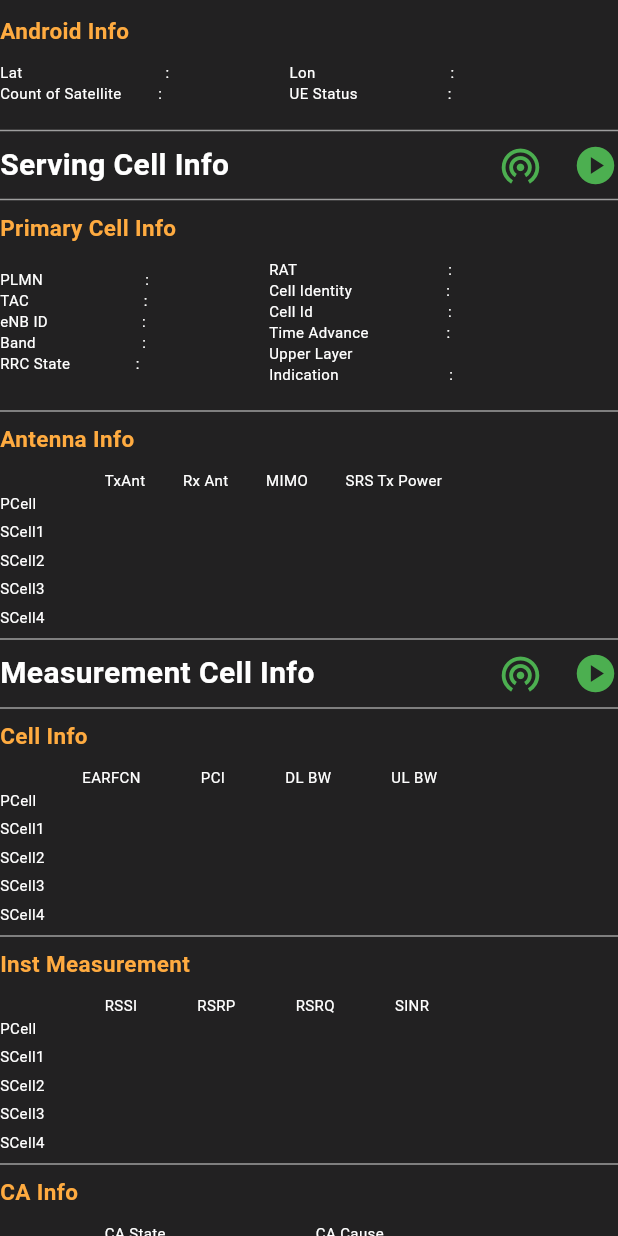
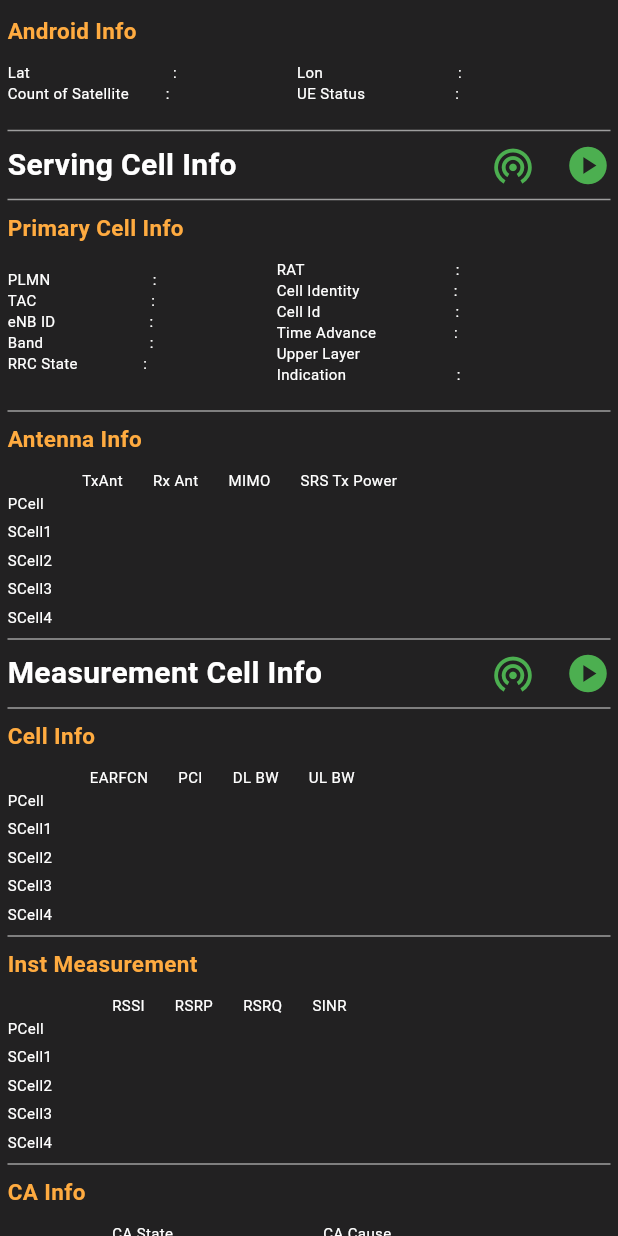
Before and after one commit to chakshit2004h/internship_task, a Flutter app: the Rlf screen opened directly, on a phone screen of 412 x 824 dp. Run offline on Flutter 3.47's test engine with Material 3 defaults, Android fonts, the phone set to English and light mode, and no system bars.

Commit message:
second commit

```diff
--- a/lib/pages/homepage.dart
+++ b/lib/pages/homepage.dart
@@ -1,21 +1,37 @@
 import 'package:flutter/material.dart';
-import 'package:internship/pages/5G_NR.dart';
 import 'package:internship/pages/rlf.dart';
 import 'package:internship/pages/text_page.dart';
+import 'package:internship/pages/5G_NR.dart';
 import 'package:internship/widget/appbar.dart';
-import '../font/fonts_style.dart';
 import '../main.dart';
-import '../widget/bottomSheet1.dart';
-import '../widget/bottomSheet2.dart';
 import '../widget/navDrawer.dart';
 import '../widget/navigation_bar.dart';
 import '../widget/value_container.dart';
+import '../widget/bottomSheet1.dart';
 
+class NavBarVisibilityProvider extends InheritedWidget {
+  final bool isNavBarVisible;
+  final Function(bool) updateVisibility;
 
+  const NavBarVisibilityProvider({
+    super.key,
+    required this.isNavBarVisible,
+    required this.updateVisibility,
+    required Widget child,
+  }) : super(child: child);
+
+  static NavBarVisibilityProvider? of(BuildContext context) {
+    return context.dependOnInheritedWidgetOfExactType<NavBarVisibilityProvider>();
+  }
+
+  @override
+  bool updateShouldNotify(NavBarVisibilityProvider oldWidget) {
+    return oldWidget.isNavBarVisible != isNavBarVisible;
+  }
+}
 
 class Homepage extends StatefulWidget {
   static final GlobalKey<ScaffoldState> scaffoldKey = GlobalKey<ScaffoldState>();
-
 
   const Homepage({super.key});
 
@@ -37,11 +53,20 @@ class _HomepageState extends State<Homepage> {
     const NR_5G(),
   ];
 
+  void updateNavBarVisibility(bool isVisible) {
+    setState(() {
+      _isNavBarVisible = isVisible;
+    });
+  }
+
   @override
   Widget build(BuildContext context) {
     mq = MediaQuery.of(context).size;
 
-    return Scaffold(
+    return NavBarVisibilityProvider(
+      isNavBarVisible: _isNavBarVisible,
+      updateVisibility: updateNavBarVisibility,
+      child: Scaffold(
         key: Homepage.scaffoldKey,
         drawer: drawer(),
         drawerEnableOpenDragGesture: false,
@@ -72,9 +97,9 @@ class _HomepageState extends State<Homepage> {
                               children: [
                                 if (isVisible) const mainPage(),
                                 if (_selectedIndex == 2 && isVisible)
-                                const Expanded(child: Rlf()), // Show below mainPage
+                                  const Expanded(child: Rlf()),
                                 if (_selectedIndex != 2 || !isVisible)
-                                Expanded(child: _pages[_selectedIndex]), // Take full screen if not Rlf
+                                  Expanded(child: _pages[_selectedIndex]),
                               ],
                             );
                           },
@@ -167,6 +192,7 @@ class _HomepageState extends State<Homepage> {
               ),
           ],
         ),
+      ),
     );
   }
 }
--- a/lib/pages/rlf.dart
+++ b/lib/pages/rlf.dart
@@ -1,5 +1,7 @@
 import 'package:flutter/material.dart';
 import 'package:internship/font/fonts_style.dart';
+
+import 'homepage.dart';
 
 class Rlf extends StatefulWidget {
   const Rlf({super.key});
@@ -13,13 +15,15 @@ class _RlfState extends State<Rlf> {
 
   @override
   Widget build(BuildContext context) {
+    final navBarProvider = NavBarVisibilityProvider.of(context);
+    final bool isNavBarVisible = navBarProvider?.isNavBarVisible ?? true;
     mq = MediaQuery.of(context).size;
     return Scaffold(
       body: SingleChildScrollView(
         child: Container(
           width: double.infinity,
           color: Colors.black87,
-          padding: const EdgeInsets.symmetric(vertical: 10,),
+          padding: const EdgeInsets.symmetric(vertical: 10,horizontal: 5),
           child: Column(
             crossAxisAlignment: CrossAxisAlignment.start,
             children: [
@@ -106,19 +110,19 @@ class _RlfState extends State<Rlf> {
                       Text("SCell4", style: AppWidget.whiteTextStyle().copyWith(fontSize: 10)),
                     ],
                   ),
-                  const SizedBox(width: 40,),
+                  SizedBox(width: isNavBarVisible? 20 : 40,),
                   Row(
                     crossAxisAlignment: CrossAxisAlignment.start,
                     mainAxisAlignment: MainAxisAlignment.start,
                     children: [
                       Text("TxAnt", style: AppWidget.whiteTextStyle().copyWith(fontSize: 10)),
-                      const SizedBox(width: 25,),
+                      SizedBox(width: isNavBarVisible? 20 : 25,),
                       Text("Rx Ant", style: AppWidget.whiteTextStyle().copyWith(fontSize: 10)),
-                      const SizedBox(width: 25,),
+                      SizedBox(width: isNavBarVisible? 20 : 25,),
                       Text("MIMO", style: AppWidget.whiteTextStyle().copyWith(fontSize: 10)),
-                      const SizedBox(width: 25,),
+                      SizedBox(width: isNavBarVisible? 20 : 25,),
                       Text("SRS Tx Power", style: AppWidget.whiteTextStyle().copyWith(fontSize: 10)),
-                      const SizedBox(width: 25,),
+                      SizedBox(width: isNavBarVisible? 20 : 25,),
                     ],
                   ),
                 ],
@@ -161,13 +165,12 @@ class _RlfState extends State<Rlf> {
                     mainAxisAlignment: MainAxisAlignment.start,
                     children: [
                       Text("EARFCN", style: AppWidget.whiteTextStyle().copyWith(fontSize: 10)),
-                      const SizedBox(width: 40,),
+                      SizedBox(width: isNavBarVisible? 20 : 25,),
                       Text("PCI", style: AppWidget.whiteTextStyle().copyWith(fontSize: 10)),
-                      const SizedBox(width: 40,),
+                      SizedBox(width: isNavBarVisible? 20 : 25,),
                       Text("DL BW", style: AppWidget.whiteTextStyle().copyWith(fontSize: 10)),
-                      const SizedBox(width: 40,),
+                      SizedBox(width: isNavBarVisible? 20 : 25,),
                       Text("UL BW", style: AppWidget.whiteTextStyle().copyWith(fontSize: 10)),
-                      const SizedBox(width: 40,),
                     ],
                   ),
                 ],
@@ -200,13 +203,12 @@ class _RlfState extends State<Rlf> {
                     mainAxisAlignment: MainAxisAlignment.start,
                     children: [
                       Text("RSSI", style: AppWidget.whiteTextStyle().copyWith(fontSize: 10)),
-                      const SizedBox(width: 40,),
+                      SizedBox(width: isNavBarVisible? 20 : 25,),
                       Text("RSRP", style: AppWidget.whiteTextStyle().copyWith(fontSize: 10)),
-                      const SizedBox(width: 40,),
+                      SizedBox(width: isNavBarVisible? 20 : 25,),
                       Text("RSRQ", style: AppWidget.whiteTextStyle().copyWith(fontSize: 10)),
-                      const SizedBox(width: 40,),
+                      SizedBox(width: isNavBarVisible? 20 : 25,),
                       Text("SINR", style: AppWidget.whiteTextStyle().copyWith(fontSize: 10)),
-                      const SizedBox(width: 40,),
                     ],
                   ),
                 ],
@@ -273,13 +275,13 @@ class _RlfState extends State<Rlf> {
                     mainAxisAlignment: MainAxisAlignment.start,
                     children: [
                       Text("Ant 0", style: AppWidget.whiteTextStyle().copyWith(fontSize: 10)),
-                      const SizedBox(width: 40,),
+                      SizedBox(width: isNavBarVisible? 20 : 25,),
                       Text("Ant 1", style: AppWidget.whiteTextStyle().copyWith(fontSize: 10)),
-                      const SizedBox(width: 40,),
+                      SizedBox(width: isNavBarVisible? 20 : 25,),
                       Text("Ant 2", style: AppWidget.whiteTextStyle().copyWith(fontSize: 10)),
-                      const SizedBox(width: 40,),
+                      SizedBox(width: isNavBarVisible? 20 : 25,),
                       Text("Ant 3", style: AppWidget.whiteTextStyle().copyWith(fontSize: 10)),
-                      const SizedBox(width: 40,),
+                      SizedBox(width: isNavBarVisible? 20 : 25,),
                     ],
                   ),
                 ],
@@ -312,13 +314,13 @@ class _RlfState extends State<Rlf> {
                     mainAxisAlignment: MainAxisAlignment.start,
                     children: [
                       Text("Ant 0", style: AppWidget.whiteTextStyle().copyWith(fontSize: 10)),
-                      const SizedBox(width: 40,),
+                      SizedBox(width: isNavBarVisible? 20 : 25,),
                       Text("Ant 1", style: AppWidget.whiteTextStyle().copyWith(fontSize: 10)),
-                      const SizedBox(width: 40,),
+                      SizedBox(width: isNavBarVisible? 20 : 25,),
                       Text("Ant 2", style: AppWidget.whiteTextStyle().copyWith(fontSize: 10)),
-                      const SizedBox(width: 40,),
+                      SizedBox(width: isNavBarVisible? 20 : 25,),
                       Text("Ant 3", style: AppWidget.whiteTextStyle().copyWith(fontSize: 10)),
-                      const SizedBox(width: 40,),
+                      SizedBox(width: isNavBarVisible? 20 : 25,),
                     ],
                   ),
                 ],
@@ -351,13 +353,13 @@ class _RlfState extends State<Rlf> {
                     mainAxisAlignment: MainAxisAlignment.start,
                     children: [
                       Text("Ant 0", style: AppWidget.whiteTextStyle().copyWith(fontSize: 10)),
-                      const SizedBox(width: 40,),
+                      SizedBox(width: isNavBarVisible? 20 : 25,),
                       Text("Ant 1", style: AppWidget.whiteTextStyle().copyWith(fontSize: 10)),
-                      const SizedBox(width: 40,),
+                      SizedBox(width: isNavBarVisible? 20 : 25,),
                       Text("Ant 2", style: AppWidget.whiteTextStyle().copyWith(fontSize: 10)),
-                      const SizedBox(width: 40,),
+                      SizedBox(width: isNavBarVisible? 20 : 25,),
                       Text("Ant 3", style: AppWidget.whiteTextStyle().copyWith(fontSize: 10)),
-                      const SizedBox(width: 40,),
+                      SizedBox(width: isNavBarVisible? 20 : 25,),
                     ],
                   ),
                 ],
@@ -390,13 +392,13 @@ class _RlfState extends State<Rlf> {
                     mainAxisAlignment: MainAxisAlignment.start,
                     children: [
                       Text("Ant 0", style: AppWidget.whiteTextStyle().copyWith(fontSize: 10)),
-                      const SizedBox(width: 40,),
+                      SizedBox(width: isNavBarVisible? 20 : 25,),
                       Text("Ant 1", style: AppWidget.whiteTextStyle().copyWith(fontSize: 10)),
-                      const SizedBox(width: 40,),
+                      SizedBox(width: isNavBarVisible? 20 : 25,),
                       Text("Ant 2", style: AppWidget.whiteTextStyle().copyWith(fontSize: 10)),
-                      const SizedBox(width: 40,),
+                      SizedBox(width: isNavBarVisible? 20 : 25,),
                       Text("Ant 3", style: AppWidget.whiteTextStyle().copyWith(fontSize: 10)),
-                      const SizedBox(width: 40,),
+                      SizedBox(width: isNavBarVisible? 20 : 25,),
                     ],
                   ),
                 ],
@@ -439,13 +441,13 @@ class _RlfState extends State<Rlf> {
                     mainAxisAlignment: MainAxisAlignment.start,
                     children: [
                       Text("Tx Power", style: AppWidget.whiteTextStyle().copyWith(fontSize: 10)),
-                      const SizedBox(width: 25,),
+                      SizedBox(width: isNavBarVisible? 16 : 25,),
                       Text("g(i)", style: AppWidget.whiteTextStyle().copyWith(fontSize: 10)),
-                      const SizedBox(width: 25,),
+                      SizedBox(width: isNavBarVisible? 16 : 25,),
                       Text("TCP Command", style: AppWidget.whiteTextStyle().copyWith(fontSize: 10)),
-                      const SizedBox(width: 25,),
+                      SizedBox(width: isNavBarVisible? 16 : 25,),
                       Text("DL Pathloss", style: AppWidget.whiteTextStyle().copyWith(fontSize: 10)),
-                      const SizedBox(width: 25,),
+                      SizedBox(width: isNavBarVisible? 16 : 25,),
                     ],
                   ),
                 ],
@@ -472,19 +474,19 @@ class _RlfState extends State<Rlf> {
                       Text("SCell4", style: AppWidget.whiteTextStyle().copyWith(fontSize: 10)),
                     ],
                   ),
-                  const SizedBox(width: 25,),
+                  const SizedBox(width: 20,),
                   Row(
                     crossAxisAlignment: CrossAxisAlignment.start,
                     mainAxisAlignment: MainAxisAlignment.start,
                     children: [
                       Text("Report Mode", style: AppWidget.whiteTextStyle().copyWith(fontSize: 10)),
-                      const SizedBox(width: 25,),
+                      SizedBox(width: isNavBarVisible? 20 : 25,),
                       Text("Rank", style: AppWidget.whiteTextStyle().copyWith(fontSize: 10)),
-                      const SizedBox(width: 25,),
+                      SizedBox(width: isNavBarVisible? 20 : 25,),
                       Text("CQI CW0", style: AppWidget.whiteTextStyle().copyWith(fontSize: 10)),
-                      const SizedBox(width: 25,),
+                      SizedBox(width: isNavBarVisible? 20 : 25,),
                       Text("CQI CW1", style: AppWidget.whiteTextStyle().copyWith(fontSize: 10)),
-                      const SizedBox(width: 25,),
+                      SizedBox(width: isNavBarVisible? 20 : 25,),
                     ],
                   ),
                 ],
@@ -560,13 +562,13 @@ class _RlfState extends State<Rlf> {
                     mainAxisAlignment: MainAxisAlignment.start,
                     children: [
                       Text("Tx Power", style: AppWidget.whiteTextStyle().copyWith(fontSize: 10)),
-                      const SizedBox(width: 25,),
+                      SizedBox(width: isNavBarVisible? 16 : 25,),
                       Text("g(i)", style: AppWidget.whiteTextStyle().copyWith(fontSize: 10)),
-                      const SizedBox(width: 25,),
+                      SizedBox(width: isNavBarVisible? 16 : 25,),
                       Text("TCP Command", style: AppWidget.whiteTextStyle().copyWith(fontSize: 10)),
-                      const SizedBox(width: 25,),
+                      SizedBox(width: isNavBarVisible? 16 : 25,),
                       Text("DL Pathloss", style: AppWidget.whiteTextStyle().copyWith(fontSize: 10)),
-                      const SizedBox(width: 25,),
+                      SizedBox(width: isNavBarVisible? 16 : 25,),
                     ],
                   ),
                 ],
@@ -593,19 +595,19 @@ class _RlfState extends State<Rlf> {
                       Text("SCell4", style: AppWidget.whiteTextStyle().copyWith(fontSize: 10)),
                     ],
                   ),
-                  const SizedBox(width: 25,),
+                  const SizedBox(width: 20,),
                   Row(
                     crossAxisAlignment: CrossAxisAlignment.start,
                     mainAxisAlignment: MainAxisAlignment.start,
                     children: [
                       Text("Report Mode", style: AppWidget.whiteTextStyle().copyWith(fontSize: 10)),
-                      const SizedBox(width: 25,),
+                      SizedBox(width: isNavBarVisible? 20 : 25,),
                       Text("Rank", style: AppWidget.whiteTextStyle().copyWith(fontSize: 10)),
-                      const SizedBox(width: 25,),
+                      SizedBox(width: isNavBarVisible? 20 : 25,),
                       Text("CQI CW0", style: AppWidget.whiteTextStyle().copyWith(fontSize: 10)),
-                      const SizedBox(width: 25,),
+                      SizedBox(width: isNavBarVisible? 20 : 25,),
                       Text("CQI CW1", style: AppWidget.whiteTextStyle().copyWith(fontSize: 10)),
-                      const SizedBox(width: 25,),
+                      SizedBox(width: isNavBarVisible? 20 : 25,),
                     ],
                   ),
                 ],
@@ -675,19 +677,19 @@ class _RlfState extends State<Rlf> {
                       Text("SCell4", style: AppWidget.whiteTextStyle().copyWith(fontSize: 10)),
                     ],
                   ),
-                  const SizedBox(width: 25,),
+                  const SizedBox(width: 20,),
                   Row(
                     crossAxisAlignment: CrossAxisAlignment.start,
                     mainAxisAlignment: MainAxisAlignment.start,
                     children: [
                       Text("CW0(Mode)", style: AppWidget.whiteTextStyle().copyWith(fontSize: 10)),
-                      const SizedBox(width: 20,),
+                      SizedBox(width: isNavBarVisible? 12 : 25,),
                       Text("CW0(Avg)", style: AppWidget.whiteTextStyle().copyWith(fontSize: 10)),
-                      const SizedBox(width: 20,),
+                      SizedBox(width: isNavBarVisible? 12 : 25,),
                       Text("CW1(Mode)", style: AppWidget.whiteTextStyle().copyWith(fontSize: 10)),
-                      const SizedBox(width: 20,),
+                      SizedBox(width: isNavBarVisible? 12 : 25,),
                       Text("CW1(Avg)", style: AppWidget.whiteTextStyle().copyWith(fontSize: 10)),
-                      const SizedBox(width: 20,),
+                      SizedBox(width: isNavBarVisible? 12 : 25,),
                     ],
                   ),
                 ],
@@ -720,13 +722,13 @@ class _RlfState extends State<Rlf> {
                     mainAxisAlignment: MainAxisAlignment.start,
                     children: [
                       Text("QPSK", style: AppWidget.whiteTextStyle().copyWith(fontSize: 10)),
-                      const SizedBox(width: 30,),
+                      SizedBox(width: isNavBarVisible? 20 : 25,),
                       Text("16QAM", style: AppWidget.whiteTextStyle().copyWith(fontSize: 10)),
-                      const SizedBox(width: 30,),
+                      SizedBox(width: isNavBarVisible? 20 : 25,),
                       Text("64QAM", style: AppWidget.whiteTextStyle().copyWith(fontSize: 10)),
-                      const SizedBox(width: 30,),
+                      SizedBox(width: isNavBarVisible? 20 : 25,),
                       Text("256QAM", style: AppWidget.whiteTextStyle().copyWith(fontSize: 10)),
-                      const SizedBox(width: 30,),
+                      SizedBox(width: isNavBarVisible? 20 : 25,),
                     ],
                   ),
                 ],
@@ -759,13 +761,13 @@ class _RlfState extends State<Rlf> {
                     mainAxisAlignment: MainAxisAlignment.start,
                     children: [
                       Text("QPSK", style: AppWidget.whiteTextStyle().copyWith(fontSize: 10)),
-                      const SizedBox(width: 30,),
+                      SizedBox(width: isNavBarVisible? 20 : 25,),
                       Text("16QAM", style: AppWidget.whiteTextStyle().copyWith(fontSize: 10)),
-                      const SizedBox(width: 30,),
+                      SizedBox(width: isNavBarVisible? 20 : 25,),
                       Text("64QAM", style: AppWidget.whiteTextStyle().copyWith(fontSize: 10)),
-                      const SizedBox(width: 30,),
+                      SizedBox(width: isNavBarVisible? 20 : 25,),
                       Text("256QAM", style: AppWidget.whiteTextStyle().copyWith(fontSize: 10)),
-                      const SizedBox(width: 30,),
+                      SizedBox(width: isNavBarVisible? 20 : 25,),
                     ],
                   ),
                 ],
@@ -912,13 +914,13 @@ class _RlfState extends State<Rlf> {
                     mainAxisAlignment: MainAxisAlignment.start,
                     children: [
                       Text("BPSK", style: AppWidget.whiteTextStyle().copyWith(fontSize: 10)),
-                      const SizedBox(width: 35,),
+                      SizedBox(width: isNavBarVisible? 20 : 25,),
                       Text("QPSK", style: AppWidget.whiteTextStyle().copyWith(fontSize: 10)),
-                      const SizedBox(width: 35,),
+                      SizedBox(width: isNavBarVisible? 20 : 25,),
                       Text("16QAM", style: AppWidget.whiteTextStyle().copyWith(fontSize: 10)),
-                      const SizedBox(width: 35,),
+                      SizedBox(width: isNavBarVisible? 20 : 25,),
                       Text("64QAM", style: AppWidget.whiteTextStyle().copyWith(fontSize: 10)),
-                      const SizedBox(width: 35,),
+                      SizedBox(width: isNavBarVisible? 20 : 25,),
                     ],
                   ),
                 ],
@@ -951,11 +953,10 @@ class _RlfState extends State<Rlf> {
                     mainAxisAlignment: MainAxisAlignment.start,
                     children: [
                       Text("Modulation", style: AppWidget.whiteTextStyle().copyWith(fontSize: 10)),
-                      const SizedBox(width: 63,),
+                      SizedBox(width: isNavBarVisible? 50 : 50,),
                       Text("RB", style: AppWidget.whiteTextStyle().copyWith(fontSize: 10)),
-                      const SizedBox(width: 63,),
+                      SizedBox(width: isNavBarVisible? 50 : 50,),
                       Text("BLER", style: AppWidget.whiteTextStyle().copyWith(fontSize: 10)),
-                      const SizedBox(width: 63,),
                     ],
                   ),
                 ],
```
Also changed, not shown: lib/pages/5G_NR.dart (+60 -59 lines). Lines whose indentation alone changed are shown as unchanged.
